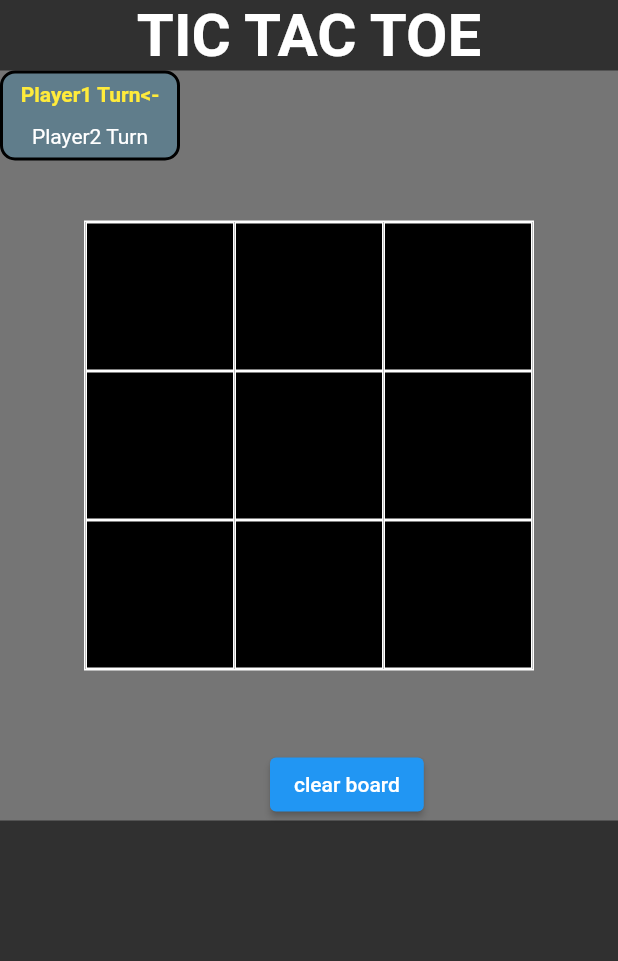
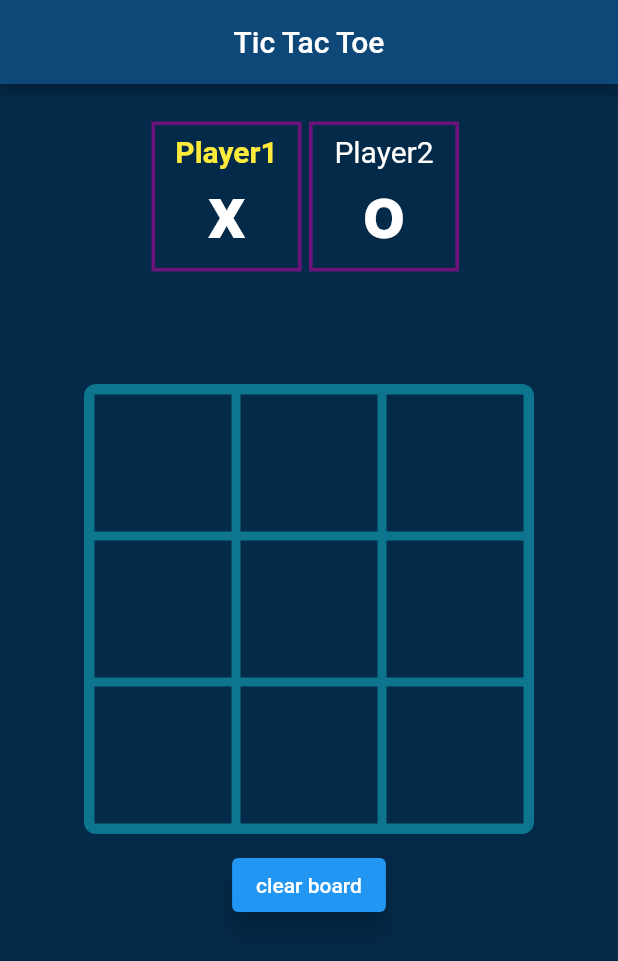
Before and after one commit to Farhan-Ali2002/Tic-Tac-Toe, a Flutter app: the screen it shows after launch, on a phone screen of 412 x 824 dp. Shown: the top 961 px of the screen. Run offline on Flutter 3.47's test engine with Material 2 defaults, Android fonts, the light colour scheme and no system bars.

Commit message:
updated and customized the UI

```diff
--- a/lib/main.dart
+++ b/lib/main.dart
@@ -1,5 +1,5 @@
 import 'package:flutter/material.dart';
-import 'package:practice_book/widgets/tichome.dart';
+import 'package:practice_book/widgets/tictactoe.dart';
 
 void main() {
   runApp(const MyApp());
@@ -12,12 +12,7 @@ class MyApp extends StatelessWidget {
   @override
   Widget build(BuildContext context) {
     return MaterialApp(
-      theme: ThemeData.dark().copyWith(primaryColor: Colors.blueGrey),
-      home: const SafeArea(
-        child: Scaffold(
-          body: TickHome(),
-        ),
-      ),
-    );
+        theme: ThemeData(primaryColor: const Color.fromARGB(255, 4, 42, 73)),
+        home: const SafeArea(child: TicTacToe()));
   }
 }
--- a/lib/widgets/tichome.dart
+++ b/lib/widgets/tichome.dart
@@ -1,20 +1,87 @@
-import 'package:flutter/material.dart';
-import 'tictactoe.dart';
+// import 'package:flutter/material.dart';
+// import 'tictactoe.dart';
+// import 'builderlogic/buildgrid.dart';
 
-class TickHome extends StatelessWidget {
-  const TickHome({Key? key}) : super(key: key);
+// class TickHome extends StatelessWidget {
+//   const TickHome({Key? key}) : super(key: key);
 
-  @override
-  Widget build(BuildContext context) {
-    return Column(
-      mainAxisAlignment: MainAxisAlignment.start,
-      children: const [
-        Text(
-          "TIC TAC TOE",
-          style: TextStyle(fontSize: 40, fontWeight: FontWeight.bold),
-        ),
-        Center(child: TicTacToe())
-      ],
-    );
-  }
-}
+//   @override
+//   Widget build(BuildContext context) {
+//     return Scaffold(
+//       appBar: AppBar(title: const Text("Tic Tac Toe")),
+//       body: Container(
+//         color: Colors.grey.shade600,
+//         height: 500,
+//         width: 450,
+//         child: Stack(
+//           children: [
+//             Positioned(
+//               left: 0,
+//               child: Container(
+//                 decoration: BoxDecoration(
+//                     borderRadius: BorderRadius.circular(10),
+//                     color: Colors.blueGrey,
+//                     border: Border.all(width: 2)),
+//                 height: 60,
+//                 width: 120,
+//                 child: Column(
+//                   children: [
+//                     Container(
+//                       padding: const EdgeInsets.all(6),
+//                       child: Text("Player1 Turn" + p1ex,
+//                           style: TextStyle(
+//                             fontWeight: (isP1turn)
+//                                 ? FontWeight.bold
+//                                 : FontWeight.normal,
+//                             color: (isP1turn) ? Colors.yellow : Colors.white,
+//                           )),
+//                     ),
+//                     Container(
+//                       padding: const EdgeInsets.all(6),
+//                       child: Text("Player2 Turn" + p2ex,
+//                           style: TextStyle(
+//                             fontWeight: (isP1turn)
+//                                 ? FontWeight.normal
+//                                 : FontWeight.bold,
+//                             color: (isP1turn) ? Colors.white : Colors.yellow,
+//                           )),
+//                     ),
+//                   ],
+//                 ),
+//               ),
+//             ),
+//             Center(
+//               child: Container(
+//                 alignment: Alignment.center,
+//                 width: 300,
+//                 height: 300,
+//                 decoration: BoxDecoration(
+//                     color: Colors.black,
+//                     border: Border.all(color: Colors.white)),
+//                 child: GridView.builder(
+//                   itemCount: 9,
+//                   gridDelegate: const SliverGridDelegateWithFixedCrossAxisCount(
+//                     crossAxisCount: 3,
+//                   ),
+//                   itemBuilder: _buildGridItems,
+//                 ),
+//               ),
+//             ),
+//             const SizedBox(
+//               height: 10,
+//             ),
+//             Positioned(
+//               bottom: 0,
+//               left: 150,
+//               child: ElevatedButton(
+//                   style: const ButtonStyle(
+//                       elevation: MaterialStatePropertyAll(8.0)),
+//                   onPressed: _clearBoard,
+//                   child: const Text("clear board")),
+//             )
+//           ],
+//         ),
+//       ),
+//     );
+//   }
+// }
--- a/lib/widgets/tictactoe.dart
+++ b/lib/widgets/tictactoe.dart
@@ -11,8 +11,7 @@ class TicTacToe extends StatefulWidget {
 class _TicTacToeState extends State<TicTacToe> {
   final p1 = 'x';
   final p2 = 'o';
-  String p1ex = "<-";
-  String p2ex = "";
+
   bool isP1turn = true;
   void _clearBoard() {
     grid = [
@@ -31,8 +30,10 @@ class _TicTacToeState extends State<TicTacToe> {
         isP1turn = false;
         setState(() {});
         if (didSomeoneWin(grid, p1, context)) {
+          Future.delayed(const Duration(seconds: 1), () {
             dialog(context, "player1win");
             _clearBoard();
+          });
         }
       }
     } else {
@@ -41,8 +42,10 @@ class _TicTacToeState extends State<TicTacToe> {
         isP1turn = true;
         setState(() {});
         if (didSomeoneWin(grid, p2, context)) {
+          Future.delayed(const Duration(seconds: 1), () {
             dialog(context, "player2win");
             _clearBoard();
+          });
         }
       }
     }
@@ -56,7 +59,9 @@ class _TicTacToeState extends State<TicTacToe> {
     return InkWell(
         onTap: () => onTouchInk(x, y),
         child: Container(
-          decoration: BoxDecoration(border: Border.all(color: Colors.white)),
+          decoration: BoxDecoration(
+              border: Border.all(
+                  color: const Color.fromARGB(255, 14, 117, 143), width: 3)),
           child: Center(
               child: Text(
             grid[x][y],
@@ -74,44 +79,89 @@ class _TicTacToeState extends State<TicTacToe> {
 
   @override
   Widget build(BuildContext context) {
-    return Container(
-      color: Colors.grey.shade600,
-      height: 500,
-      width: 450,
-      child: Stack(
-        children: [
-          Positioned(
-            left: 0,
-            child: Container(
-              decoration: BoxDecoration(
-                  borderRadius: BorderRadius.circular(10),
-                  color: Colors.blueGrey,
-                  border: Border.all(width: 2)),
-              height: 60,
-              width: 120,
+    return Scaffold(
+      backgroundColor: const Color.fromARGB(255, 4, 42, 73),
+      appBar: AppBar(
+        title: const Text("Tic Tac Toe"),
+        centerTitle: true,
+        backgroundColor: const Color.fromARGB(255, 14, 72, 121),
+      ),
+      body: SizedBox(
+        height: double.infinity,
+        width: double.infinity,
         child: Column(
           children: [
+            SizedBox(
+              height: 150,
+              width: 210,
+              child: Row(
+                children: [
                   Container(
+                    alignment: Alignment.center,
+                    height: 100,
+                    width: 100,
+                    decoration: BoxDecoration(
+                        border: Border.all(
+                            color: const Color.fromARGB(255, 108, 19, 124),
+                            width: 2.4)),
                     padding: const EdgeInsets.all(6),
-                    child: Text("Player1 Turn" + p1ex,
+                    child: Column(
+                      children: [
+                        Text("Player1",
                             style: TextStyle(
-                          fontWeight:
-                              (isP1turn) ? FontWeight.bold : FontWeight.normal,
+                              fontSize: 20,
+                              fontWeight: (isP1turn)
+                                  ? FontWeight.bold
+                                  : FontWeight.normal,
                               color: (isP1turn) ? Colors.yellow : Colors.white,
                             )),
+                        const Text(
+                          'x',
+                          style: TextStyle(
+                              fontSize: 50,
+                              color: Colors.white,
+                              fontWeight: FontWeight.bold),
+                        )
+                      ],
+                    ),
+                  ),
+                  const SizedBox(
+                    width: 5,
                   ),
                   Container(
+                    alignment: Alignment.center,
+                    height: 100,
+                    width: 100,
+                    decoration: BoxDecoration(
+                        border: Border.all(
+                            color: const Color.fromARGB(255, 108, 19, 124),
+                            width: 2.4)),
                     padding: const EdgeInsets.all(6),
-                    child: Text("Player2 Turn" + p2ex,
+                    child: Column(
+                      children: [
+                        Text("Player2",
                             style: TextStyle(
-                          fontWeight:
-                              (isP1turn) ? FontWeight.normal : FontWeight.bold,
+                              fontSize: 20,
+                              fontWeight: (isP1turn)
+                                  ? FontWeight.normal
+                                  : FontWeight.bold,
                               color: (isP1turn) ? Colors.white : Colors.yellow,
                             )),
+                        const Text(
+                          'o',
+                          style: TextStyle(
+                              fontSize: 50,
+                              color: Colors.white,
+                              fontWeight: FontWeight.bold),
                         ),
                       ],
                     ),
                   ),
+                ],
+              ),
+            ),
+            const SizedBox(
+              height: 50,
             ),
             Center(
               child: Container(
@@ -119,7 +169,10 @@ class _TicTacToeState extends State<TicTacToe> {
                 width: 300,
                 height: 300,
                 decoration: BoxDecoration(
-                  color: Colors.black, border: Border.all(color: Colors.white)),
+                    borderRadius: BorderRadius.circular(8.0),
+                    border: Border.all(
+                        color: const Color.fromARGB(255, 14, 117, 143),
+                        width: 4)),
                 child: GridView.builder(
                   itemCount: 9,
                   gridDelegate: const SliverGridDelegateWithFixedCrossAxisCount(
@@ -134,14 +187,16 @@ class _TicTacToeState extends State<TicTacToe> {
             ),
             Positioned(
               bottom: 0,
-            left: 180,
+              left: 150,
               child: ElevatedButton(
-                style: const ButtonStyle(),
+                  style: const ButtonStyle(
+                      elevation: MaterialStatePropertyAll(8.0)),
                   onPressed: _clearBoard,
                   child: const Text("clear board")),
             )
           ],
         ),
+      ),
     );
   }
 }
--- a/lib/widgets/tiles.dart
+++ b/lib/widgets/tiles.dart
@@ -12,7 +12,9 @@ class _TicTilesState extends State<TicTiles> {
   Widget build(BuildContext context) {
     return InkWell(
         child: Container(
-      decoration: BoxDecoration(border: Border.all(color: Colors.white)),
+      decoration: BoxDecoration(
+          border: Border.all(
+              color: const Color.fromARGB(255, 14, 117, 143), width: 4)),
       child: const Text('yooo'),
     ));
   }
```
Also changed, not shown: lib/widgets/builderlogic/buildgrid.dart (line endings or trailing spaces). Lines whose indentation alone changed are shown as unchanged.
